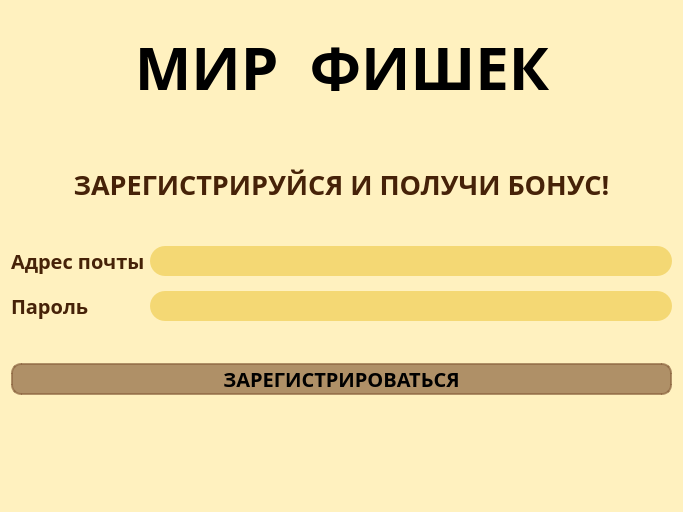
de-Beast/OnlineCasino, file Client/src/AllUi/Registration.ui: the form before one commit.
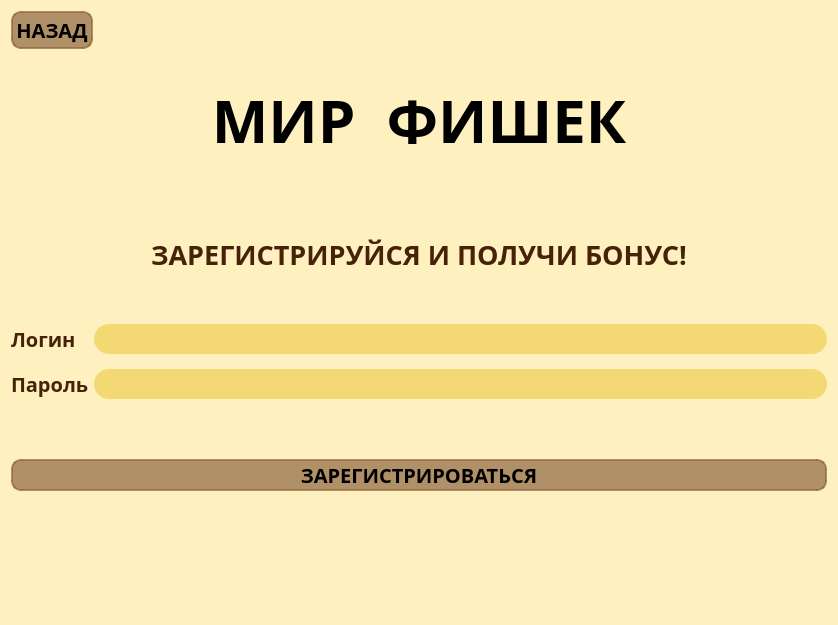
The form after the commit. Icons and pictures are not drawn.

The edit to the form file:
```diff
--- a/Client/src/AllUi/Registration.ui
+++ b/Client/src/AllUi/Registration.ui
@@ -6,8 +6,8 @@
    <rect>
     <x>0</x>
     <y>0</y>
-    <width>683</width>
-    <height>512</height>
+    <width>838</width>
+    <height>625</height>
    </rect>
   </property>
   <property name="windowTitle">
@@ -22,6 +22,38 @@
    <property name="bottomMargin">
     <number>0</number>
    </property>
+   <item>
+    <widget class="QPushButton" name="backButton">
+     <property name="sizePolicy">
+      <sizepolicy hsizetype="Maximum" vsizetype="Fixed">
+       <horstretch>0</horstretch>
+       <verstretch>0</verstretch>
+      </sizepolicy>
+     </property>
+     <property name="font">
+      <font>
+       <family>Manrope</family>
+       <pointsize>15</pointsize>
+       <italic>false</italic>
+       <bold>true</bold>
+      </font>
+     </property>
+     <property name="styleSheet">
+      <string notr="true">font-family: 'Manrope';
+font-style: normal;
+
+text-align: center;
+
+background: rgba(140, 101, 65, 0.7);
+border: 2px solid rgba(140, 101, 65, 0.7);
+border-radius: 10px;
+padding: 3px;</string>
+     </property>
+     <property name="text">
+      <string>НАЗАД</string>
+     </property>
+    </widget>
+   </item>
    <item>
     <layout class="QHBoxLayout" name="horizontalLayout">
      <item>
@@ -159,7 +191,7 @@
 color: #462208;</string>
        </property>
        <property name="text">
-        <string>Адрес почты</string>
+        <string>Логин</string>
        </property>
       </widget>
      </item>
```
Left out of the diff: 6 changed lines with no effect on the pictures.
